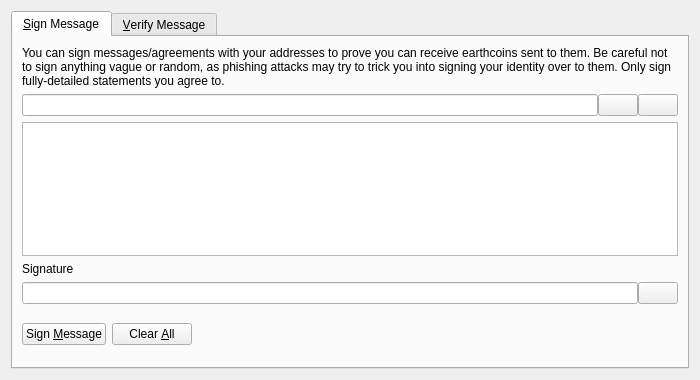
Before: the Qt Designer form src/qt/forms/signverifymessagedialog.ui in Eacred/EarthCoinCash, drawn with Qt 5.
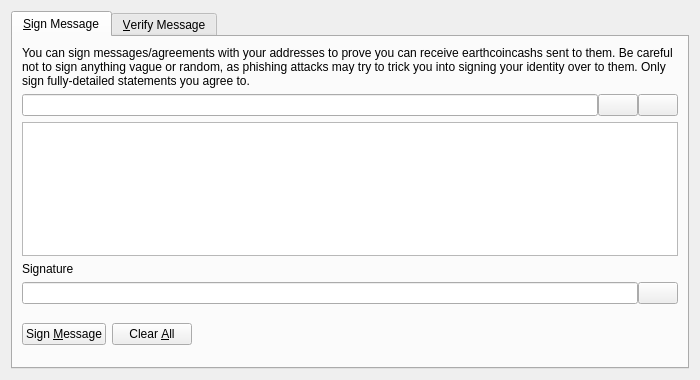
After: the same form once the commit is applied. Icons and pictures are not drawn. Custom widgets are drawn as their Qt base class.

Diff of the .ui file:
```diff
--- a/src/qt/forms/signverifymessagedialog.ui
+++ b/src/qt/forms/signverifymessagedialog.ui
@@ -30,7 +30,7 @@
        <item>
         <widget class="QLabel" name="infoLabel_SM">
          <property name="text">
-          <string>You can sign messages/agreements with your addresses to prove you can receive earthcoins sent to them. Be careful not to sign anything vague or random, as phishing attacks may try to trick you into signing your identity over to them. Only sign fully-detailed statements you agree to.</string>
+          <string>You can sign messages/agreements with your addresses to prove you can receive earthcoincashs sent to them. Be careful not to sign anything vague or random, as phishing attacks may try to trick you into signing your identity over to them. Only sign fully-detailed statements you agree to.</string>
          </property>
          <property name="textFormat">
           <enum>Qt::PlainText</enum>
```
Left out of the diff: 8 changed lines with no effect on the pictures.
